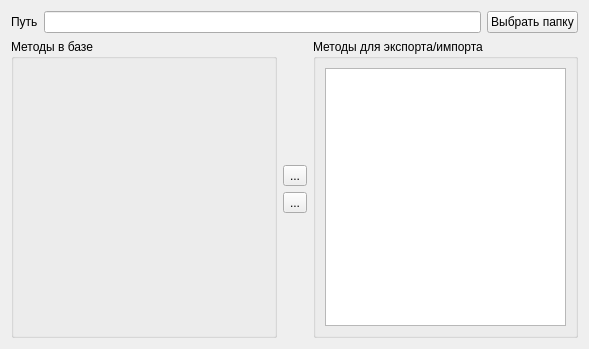
This is data/zrmmethodexportimport.ui in dostapazov/powermon_v4 as Qt 5 draws it before an edit. The edited form follows.
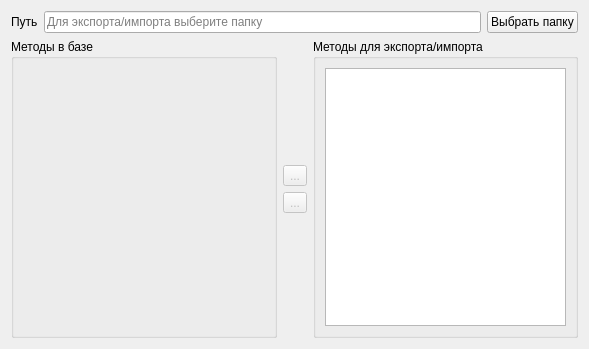
This is the edited form. Icons and pictures are not drawn. Custom widgets are drawn as their Qt base class.

Commit message: implement json read/write method

Diff of the .ui file:
```diff
--- a/data/zrmmethodexportimport.ui
+++ b/data/zrmmethodexportimport.ui
@@ -24,7 +24,14 @@
       </widget>
      </item>
      <item>
-      <widget class="QLineEdit" name="pathToFolder"/>
+      <widget class="QLineEdit" name="pathToFolder">
+       <property name="readOnly">
+        <bool>true</bool>
+       </property>
+       <property name="placeholderText">
+        <string>Для экспорта/импорта выберите папку</string>
+       </property>
+      </widget>
      </item>
      <item>
       <widget class="QPushButton" name="bSelectPath">
@@ -66,6 +73,9 @@
        </item>
        <item>
         <widget class="QToolButton" name="tbExport">
+         <property name="enabled">
+          <bool>false</bool>
+         </property>
          <property name="text">
           <string>...</string>
          </property>
@@ -86,6 +96,9 @@
        </item>
        <item>
         <widget class="QToolButton" name="tbImport">
+         <property name="enabled">
+          <bool>false</bool>
+         </property>
          <property name="text">
           <string>...</string>
          </property>
```
The commit also changes 3 other files.
